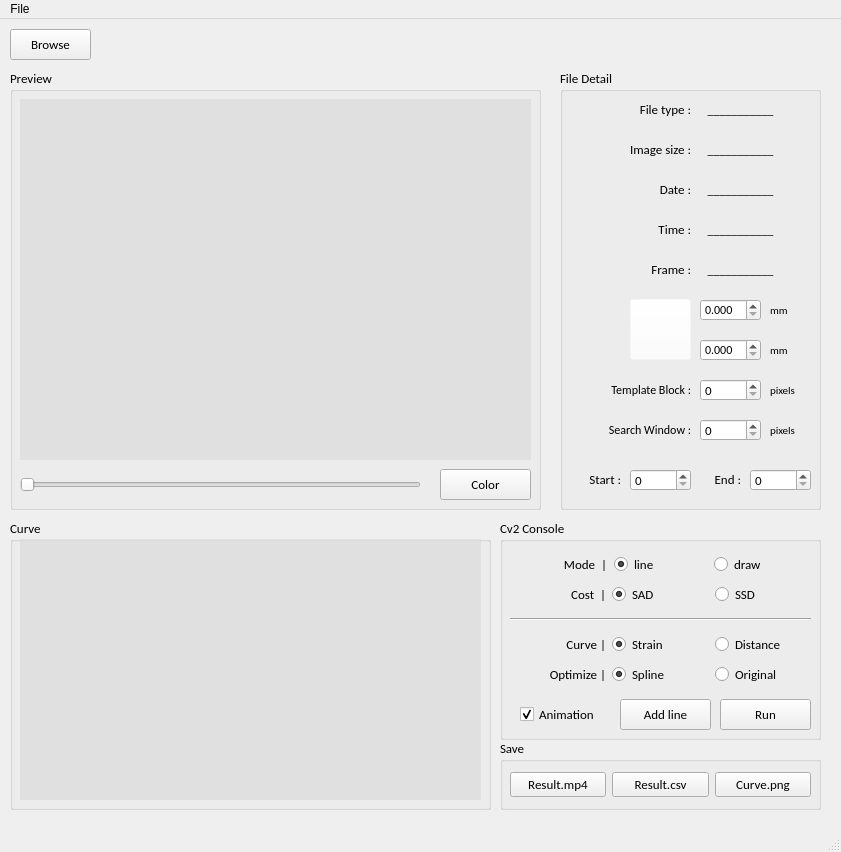
Above: tool/main.ui from doraduan12/Speckle_Tracking before the change. Below: the same form after it.
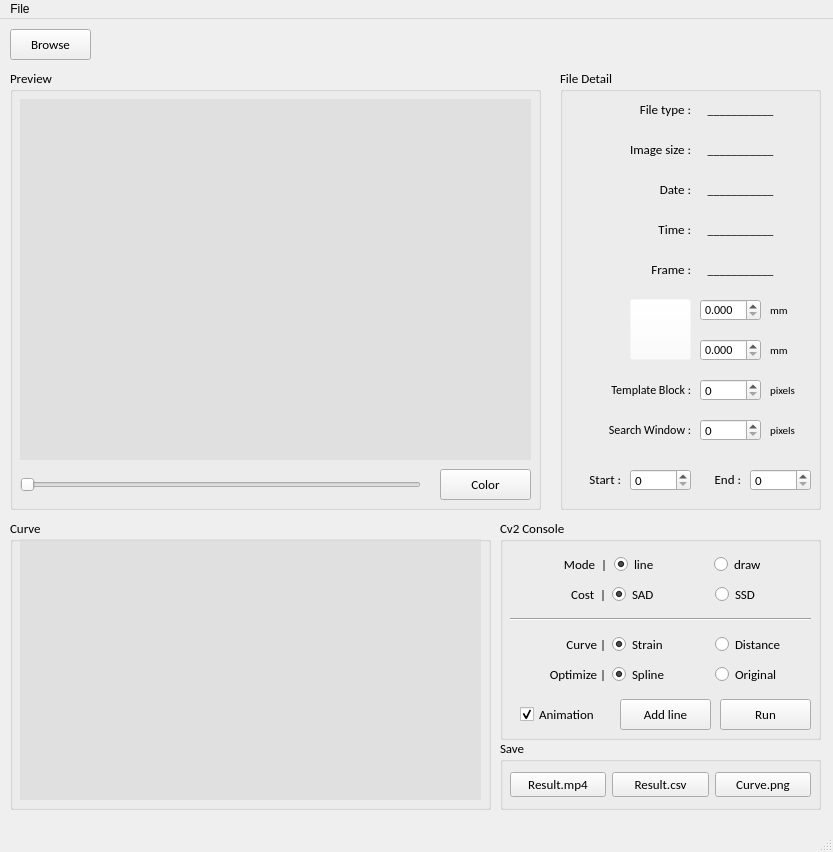
That is the form after the change.

Commit message: 20200602 16:29 ## 新增特殊控制介面（在視窗隱藏的右邊） 1. 可以查看目前的 target points 2. 可以直接看每個 frame 的 distance, points 結果 3. 可以讀取 mp4 檔案

Patch:
```diff
--- a/tool/main.ui
+++ b/tool/main.ui
@@ -6,7 +6,7 @@
    <rect>
     <x>0</x>
     <y>0</y>
-    <width>841</width>
+    <width>833</width>
     <height>852</height>
    </rect>
   </property>
@@ -1384,7 +1384,7 @@
     <rect>
      <x>0</x>
      <y>0</y>
-     <width>841</width>
+     <width>833</width>
      <height>25</height>
     </rect>
    </property>
```
Left out of the diff: 47 changed lines with no effect on the pictures. The commit also changes 2 other files.
